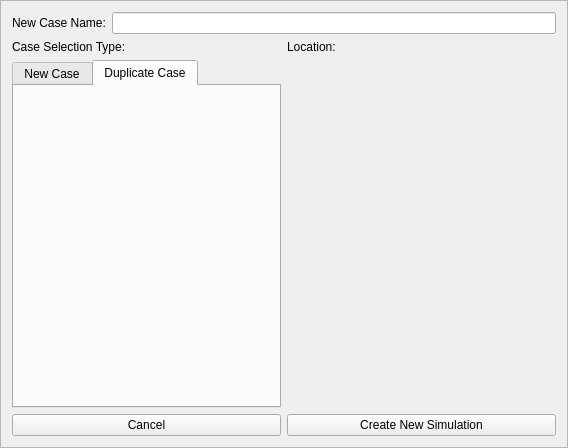
First picture: the form in cwe_guiWidgets/cwe_create_copy_simulation.ui, repository NHERI-SimCenter/CWE-Simulation-Tool, before the edit.
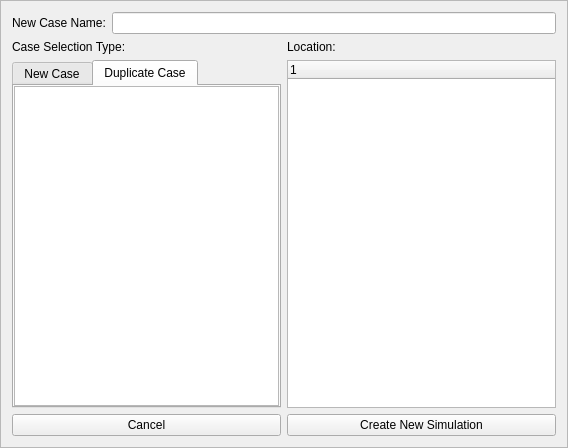
Second picture: the form after the edit. The open tabs and pages were chosen to show the change. Icons and pictures are not drawn. Custom widgets are drawn as their Qt base class.

Commit message: Integrated the RemoteFileTree widgets for the primary and the secondary (Duplicate) tree views.

```diff
--- a/cwe_guiWidgets/cwe_create_copy_simulation.ui
+++ b/cwe_guiWidgets/cwe_create_copy_simulation.ui
@@ -20,16 +20,6 @@
    <enum>QFrame::Raised</enum>
   </property>
   <layout class="QGridLayout" name="gridLayout">
-   <item row="3" column="1">
-    <widget class="QWidget" name="FileWidget" native="true">
-     <property name="sizePolicy">
-      <sizepolicy hsizetype="Preferred" vsizetype="Preferred">
-       <horstretch>1</horstretch>
-       <verstretch>0</verstretch>
-      </sizepolicy>
-     </property>
-    </widget>
-   </item>
    <item row="1" column="0">
     <widget class="QLabel" name="label_selectionType">
      <property name="text">
@@ -161,6 +151,27 @@
       <attribute name="title">
        <string>Duplicate Case</string>
       </attribute>
+      <layout class="QGridLayout" name="gridLayout_3">
+       <property name="leftMargin">
+        <number>0</number>
+       </property>
+       <property name="topMargin">
+        <number>0</number>
+       </property>
+       <property name="rightMargin">
+        <number>0</number>
+       </property>
+       <property name="bottomMargin">
+        <number>0</number>
+       </property>
+       <item row="0" column="0">
+        <widget class="RemoteFileTree" name="secondary_remoteFileTree">
+         <attribute name="headerVisible">
+          <bool>false</bool>
+         </attribute>
+        </widget>
+       </item>
+      </layout>
      </widget>
     </widget>
    </item>
@@ -199,8 +210,28 @@
      </property>
     </widget>
    </item>
+   <item row="3" column="1">
+    <widget class="RemoteFileTree" name="primary_remoteFileTree">
+     <property name="sizePolicy">
+      <sizepolicy hsizetype="Expanding" vsizetype="Expanding">
+       <horstretch>1</horstretch>
+       <verstretch>0</verstretch>
+      </sizepolicy>
+     </property>
+     <attribute name="headerVisible">
+      <bool>true</bool>
+     </attribute>
+    </widget>
+   </item>
   </layout>
  </widget>
+ <customwidgets>
+  <customwidget>
+   <class>RemoteFileTree</class>
+   <extends>QTreeWidget</extends>
+   <header>../AgaveExplorer/remoteFileOps/remotefiletree.h</header>
+  </customwidget>
+ </customwidgets>
  <resources>
   <include location="../cwe_resources.qrc"/>
  </resources>
```
Left out of the diff: 2 changed lines with no effect on the pictures.
